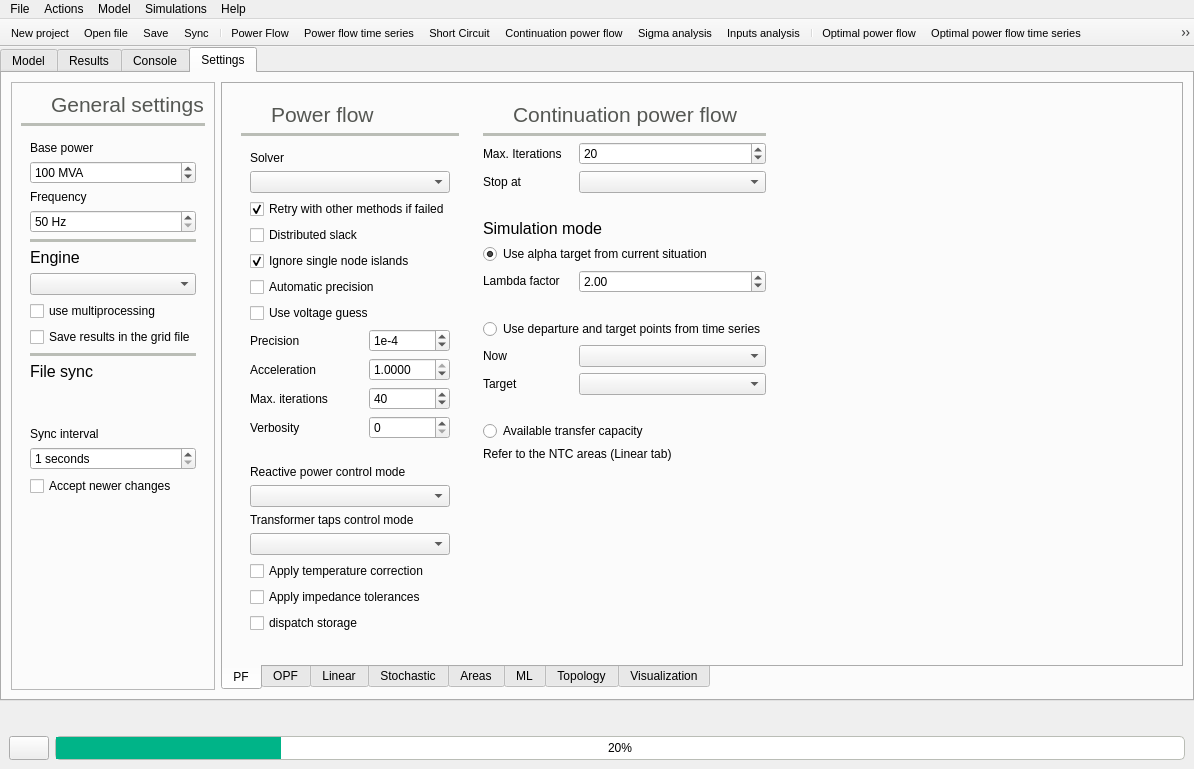
This is src/GridCal/Gui/Main/MainWindow.ui in SanPen/GridCal as Qt 5 draws it before an edit. The edited form follows.
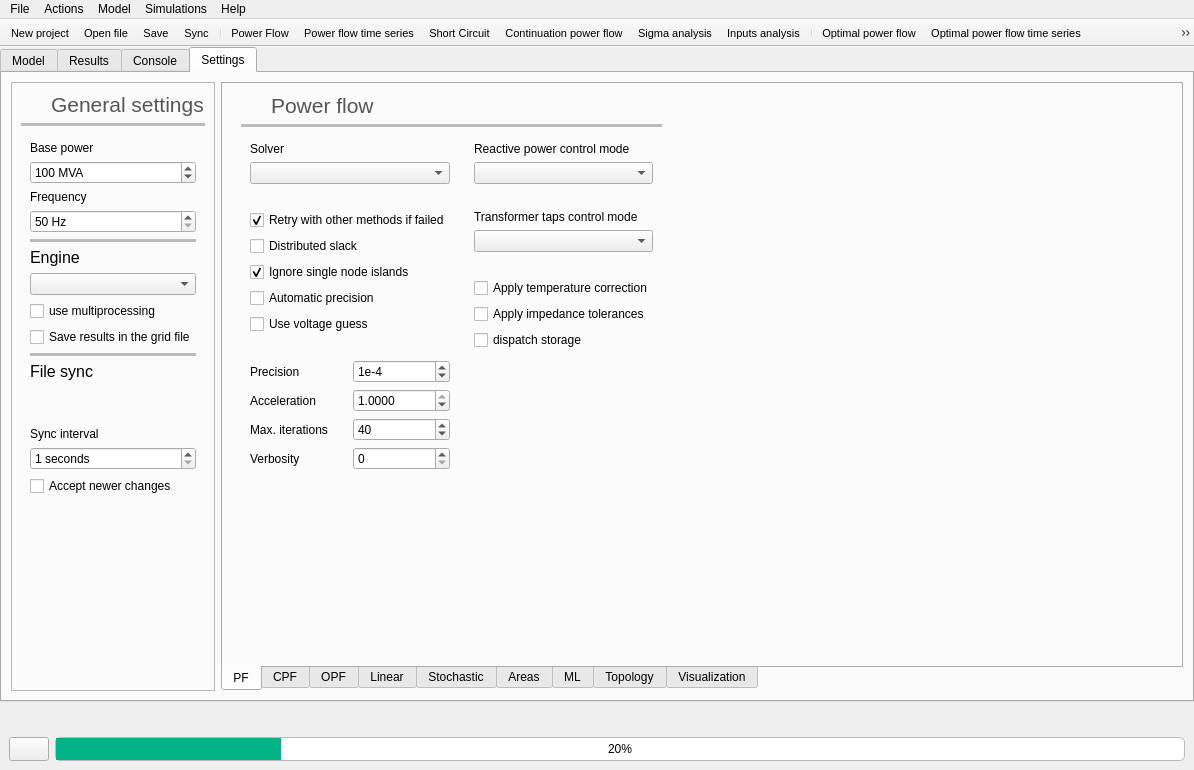
This is the edited form. The open tabs and pages were chosen to show the change. Icons and pictures are not drawn.

Commit message: Created CPF settings tab making more clearly arranged the PF tab

The edit to the form file:
```diff
--- a/src/GridCal/Gui/Main/MainWindow.ui
+++ b/src/GridCal/Gui/Main/MainWindow.ui
@@ -7,7 +7,7 @@
     <x>0</x>
     <y>0</y>
     <width>1194</width>
-    <height>763</height>
+    <height>770</height>
    </rect>
   </property>
   <property name="baseSize">
@@ -2220,21 +2220,8 @@
            <attribute name="toolTip">
             <string>Power flow settings</string>
            </attribute>
-           <layout class="QGridLayout" name="gridLayout_9">
-            <item row="0" column="3">
-             <spacer name="horizontalSpacer_5">
-              <property name="orientation">
-               <enum>Qt::Horizontal</enum>
-              </property>
-              <property name="sizeHint" stdset="0">
-               <size>
-                <width>40</width>
-                <height>20</height>
-               </size>
-              </property>
-             </spacer>
-            </item>
-            <item row="0" column="0">
+           <layout class="QHBoxLayout" name="horizontalLayout_23">
+            <item>
              <widget class="QFrame" name="frame_13">
               <property name="frameShape">
                <enum>QFrame::NoFrame</enum>
@@ -2242,159 +2229,11 @@
               <property name="frameShadow">
                <enum>QFrame::Raised</enum>
               </property>
-              <layout class="QVBoxLayout" name="verticalLayout_4">
-               <item>
-                <widget class="QFrame" name="frame_20">
-                 <property name="frameShape">
-                  <enum>QFrame::NoFrame</enum>
-                 </property>
-                 <property name="frameShadow">
-                  <enum>QFrame::Raised</enum>
-                 </property>
-                 <layout class="QHBoxLayout" name="horizontalLayout_9">
-                  <property name="leftMargin">
-                   <number>0</number>
-                  </property>
-                  <property name="topMargin">
-                   <number>0</number>
-                  </property>
-                  <property name="rightMargin">
-                   <number>0</number>
-                  </property>
-                  <property name="bottomMargin">
-                   <number>0</number>
-                  </property>
-                  <item>
-                   <widget class="QLabel" name="label_63">
-                    <property name="minimumSize">
-                     <size>
-                      <width>24</width>
-                      <height>24</height>
-                     </size>
-                    </property>
-                    <property name="maximumSize">
-                     <size>
-                      <width>24</width>
-                      <height>24</height>
-                     </size>
-                    </property>
-                    <property name="text">
-                     <string/>
-                    </property>
-                    <property name="pixmap">
-                     <pixmap resource="icons.qrc">:/Icons/icons/pf.svg</pixmap>
-                    </property>
-                    <property name="scaledContents">
-                     <bool>true</bool>
-                    </property>
-                   </widget>
-                  </item>
-                  <item>
-                   <widget class="QLabel" name="label_17">
-                    <property name="palette">
-                     <palette>
-                      <active>
-                       <colorrole role="WindowText">
-                        <brush brushstyle="SolidPattern">
-                         <color alpha="255">
-                          <red>85</red>
-                          <green>87</green>
-                          <blue>83</blue>
-                         </color>
-                        </brush>
-                       </colorrole>
-                      </active>
-                      <inactive>
-                       <colorrole role="WindowText">
-                        <brush brushstyle="SolidPattern">
-                         <color alpha="255">
-                          <red>85</red>
-                          <green>87</green>
-                          <blue>83</blue>
-                         </color>
-                        </brush>
-                       </colorrole>
-                      </inactive>
-                      <disabled>
-                       <colorrole role="WindowText">
-                        <brush brushstyle="SolidPattern">
-                         <color alpha="255">
-                          <red>190</red>
-                          <green>190</green>
-                          <blue>190</blue>
-                         </color>
-                        </brush>
-                       </colorrole>
-                      </disabled>
-                     </palette>
-                    </property>
-                    <property name="font">
-                     <font>
-                      <pointsize>16</pointsize>
-                     </font>
-                    </property>
-                    <property name="text">
-                     <string>Power flow</string>
-                    </property>
-                    <property name="alignment">
-                     <set>Qt::AlignBottom|Qt::AlignLeading|Qt::AlignLeft</set>
-                    </property>
-                   </widget>
-                  </item>
-                 </layout>
-                </widget>
-               </item>
-               <item>
-                <widget class="Line" name="line_14">
-                 <property name="palette">
-                  <palette>
-                   <active>
-                    <colorrole role="WindowText">
-                     <brush brushstyle="SolidPattern">
-                      <color alpha="255">
-                       <red>186</red>
-                       <green>189</green>
-                       <blue>182</blue>
-                      </color>
-                     </brush>
-                    </colorrole>
-                   </active>
-                   <inactive>
-                    <colorrole role="WindowText">
-                     <brush brushstyle="SolidPattern">
-                      <color alpha="255">
-                       <red>186</red>
-                       <green>189</green>
-                       <blue>182</blue>
-                      </color>
-                     </brush>
-                    </colorrole>
-                   </inactive>
-                   <disabled>
-                    <colorrole role="WindowText">
-                     <brush brushstyle="SolidPattern">
-                      <color alpha="255">
-                       <red>190</red>
-                       <green>190</green>
-                       <blue>190</blue>
-                      </color>
-                     </brush>
-                    </colorrole>
-                   </disabled>
-                  </palette>
-                 </property>
-                 <property name="frameShadow">
-                  <enum>QFrame::Plain</enum>
-                 </property>
-                 <property name="lineWidth">
-                  <number>4</number>
-                 </property>
-                 <property name="orientation">
-                  <enum>Qt::Horizontal</enum>
-                 </property>
-                </widget>
-               </item>
-               <item>
+              <layout class="QGridLayout" name="gridLayout_9">
+               <property name="topMargin">
+                <number>0</number>
+               </property>
+               <item row="2" column="0">
                 <widget class="QFrame" name="frame_19">
                  <property name="frameShape">
                   <enum>QFrame::NoFrame</enum>
@@ -2403,7 +2242,7 @@
                   <enum>QFrame::Raised</enum>
                  </property>
                  <layout class="QGridLayout" name="gridLayout_22">
-                  <item row="9" column="1">
+                  <item row="11" column="1">
                    <widget class="QSpinBox" name="max_iterations_spinBox">
                     <property name="toolTip">
                      <string>&lt;html&gt;&lt;head/&gt;&lt;body&gt;&lt;p&gt;Maximum numberof iterations to use.&lt;/p&gt;&lt;p&gt;&lt;br/&gt;&lt;/p&gt;&lt;p&gt;Tipical values: &lt;/p&gt;&lt;p&gt;Newton Raphson: 5&lt;/p&gt;&lt;p&gt;Levenberg-Marquards: 20&lt;/p&gt;&lt;p&gt;Fast decoupled: 10&lt;/p&gt;&lt;p&gt;Others: 20&lt;/p&gt;&lt;/body&gt;&lt;/html&gt;</string>
@@ -2419,65 +2258,54 @@
                     </property>
                    </widget>
                   </item>
-                  <item row="16" column="0" colspan="2">
-                   <widget class="QCheckBox" name="temperature_correction_checkBox">
+                  <item row="3" column="0" colspan="2">
+                   <widget class="QCheckBox" name="helm_retry_checkBox">
                     <property name="toolTip">
                      <string>Correct the branches resistance using the temperature</string>
                     </property>
                     <property name="text">
-                     <string>Apply temperature correction</string>
+                     <string>Retry with other methods if failed</string>
+                    </property>
+                    <property name="checked">
+                     <bool>true</bool>
+                    </property>
+                   </widget>
+                  </item>
+                  <item row="9" column="0">
+                   <widget class="QLabel" name="label_5">
+                    <property name="text">
+                     <string>Precision</string>
                     </property>
                    </widget>
                   </item>
                   <item row="5" column="0" colspan="2">
-                   <widget class="QCheckBox" name="auto_precision_checkBox">
+                   <widget class="QCheckBox" name="ignore_single_node_islands_checkBox">
                     <property name="toolTip">
                      <string>If active, GridCal finds a precission that suits the magnitude of the power injections so that the power flow is meaningful</string>
                     </property>
                     <property name="text">
-                     <string>Automatic precision</string>
+                     <string>Ignore single node islands</string>
                     </property>
-                   </widget>
-                  </item>
-                  <item row="14" column="0" colspan="2">
-                   <widget class="QLabel" name="label_50">
-                    <property name="text">
-                     <string>Transformer taps control mode</string>
+                    <property name="checked">
+                     <bool>true</bool>
                     </property>
                    </widget>
                   </item>
-                  <item row="17" column="0" colspan="2">
-                   <widget class="QCheckBox" name="apply_impedance_tolerances_checkBox">
-                    <property name="text">
-                     <string>Apply impedance tolerances</string>
-                    </property>
-                   </widget>
-                  </item>
-                  <item row="9" column="0">
-                   <widget class="QLabel" name="label_6">
-                    <property name="text">
-                     <string>Max. iterations</string>
-                    </property>
-                   </widget>
-                  </item>
-                  <item row="0" column="0">
-                   <widget class="QLabel" name="label_2">
-                    <property name="text">
-                     <string>Solver</string>
-                    </property>
-                   </widget>
-                  </item>
-                  <item row="11" column="0" colspan="2">
-                   <widget class="QLabel" name="label_22">
+                  <item row="2" column="0" colspan="2">
+                   <widget class="QLabel" name="label_86">
                     <property name="text">
                      <string/>
                     </property>
                    </widget>
                   </item>
-                  <item row="1" column="0" colspan="2">
-                   <widget class="QComboBox" name="solver_comboBox"/>
+                  <item row="10" column="0">
+                   <widget class="QLabel" name="label_11">
+                    <property name="text">
+                     <string>Acceleration</string>
+                    </property>
+                   </widget>
                   </item>
-                  <item row="7" column="1">
+                  <item row="9" column="1">
                    <widget class="QSpinBox" name="tolerance_spinBox">
                     <property name="toolTip">
                      <string>&lt;html&gt;&lt;head/&gt;&lt;body&gt;&lt;p&gt;Exponent of the precission to use.&lt;/p&gt;&lt;p&gt;precision = 1x10^-factor&lt;/p&gt;&lt;p&gt;i.e.&lt;/p&gt;&lt;p&gt;factor=3&lt;/p&gt;&lt;p&gt;precision = 1e-3&lt;/p&gt;&lt;/body&gt;&lt;/html&gt;</string>
@@ -2496,60 +2324,24 @@
                     </property>
                    </widget>
                   </item>
-                  <item row="18" column="0">
-                   <widget class="QCheckBox" name="dispatch_storage_checkBox">
+                  <item row="12" column="1">
+                   <widget class="QSpinBox" name="verbositySpinBox">
                     <property name="toolTip">
                      <string>&lt;html&gt;&lt;head/&gt;&lt;body&gt;&lt;p&gt;When enabled, the storage devices beheave as actual storage devices taking into account their energy limitations when delivering power.&lt;/p&gt;&lt;p&gt;When disabled, the storage devices beheave exactly as controlled generators&lt;/p&gt;&lt;/body&gt;&lt;/html&gt;</string>
                     </property>
-                    <property name="text">
-                     <string>dispatch storage</string>
+                    <property name="maximum">
+                     <number>3</number>
                     </property>
                    </widget>
                   </item>
-                  <item row="8" column="0">
-                   <widget class="QLabel" name="label_11">
+                  <item row="7" column="0" colspan="2">
+                   <widget class="QCheckBox" name="use_voltage_guess_checkBox">
                     <property name="text">
-                     <string>Acceleration</string>
+                     <string>Use voltage guess</string>
                     </property>
                    </widget>
                   </item>
-                  <item row="4" column="0" colspan="2">
-                   <widget class="QCheckBox" name="ignore_single_node_islands_checkBox">
-                    <property name="toolTip">
-                     <string>If active, the islands of a single node are ignored.</string>
-                    </property>
-                    <property name="text">
-                     <string>Ignore single node islands</string>
-                    </property>
-                    <property name="checked">
-                     <bool>true</bool>
-                    </property>
-                   </widget>
-                  </item>
-                  <item row="13" column="0" colspan="2">
-                   <widget class="QComboBox" name="reactive_power_control_mode_comboBox"/>
-                  </item>
-                  <item row="7" column="0">
-                   <widget class="QLabel" name="label_5">
-                    <property name="text">
-                     <string>Precision</string>
-                    </property>
-                   </widget>
-                  </item>
-                  <item row="15" column="0" colspan="2">
-                   <widget class="QComboBox" name="taps_control_mode_comboBox"/>
-                  </item>
-                  <item row="3" column="0" colspan="2">
-                   <widget class="QCheckBox" name="distributed_slack_checkBox">
-                    <property name="toolTip">
-                     <string>&lt;html&gt;&lt;head/&gt;&lt;body&gt;&lt;p&gt;If active, the slack power is distributed among the generators according to their installed power &amp;quot;Snom&amp;quot;&lt;/p&gt;&lt;/body&gt;&lt;/html&gt;</string>
-                    </property>
-                    <property name="text">
-                     <string>Distributed slack</string>
-                    </property>
-                   </widget>
-                  </item>
-                  <item row="8" column="1">
+                  <item row="10" column="1">
                    <widget class="QDoubleSpinBox" name="muSpinBox">
                     <property name="toolTip">
                      <string>Factor by which multiply each jacobian result. In practice this is used to slow down troublesome solutions.</string>
@@ -2571,70 +2363,345 @@
                     </property>
                    </widget>
                   </item>
+                  <item row="11" column="0">
+                   <widget class="QLabel" name="label_6">
+                    <property name="text">
+                     <string>Max. iterations</string>
+                    </property>
+                   </widget>
+                  </item>
+                  <item row="1" column="0" colspan="2">
+                   <widget class="QComboBox" name="solver_comboBox"/>
+                  </item>
+                  <item row="13" column="0" colspan="2">
+                   <widget class="QLabel" name="label_22">
+                    <property name="text">
+                     <string/>
+                    </property>
+                   </widget>
+                  </item>
+                  <item row="4" column="0" colspan="2">
+                   <widget class="QCheckBox" name="distributed_slack_checkBox">
+                    <property name="toolTip">
+                     <string>&lt;html&gt;&lt;head/&gt;&lt;body&gt;&lt;p&gt;If active, the slack power is distributed among the generators according to their installed power &amp;quot;Snom&amp;quot;&lt;/p&gt;&lt;/body&gt;&lt;/html&gt;</string>
+                    </property>
+                    <property name="text">
+                     <string>Distributed slack</string>
+                    </property>
+                   </widget>
+                  </item>
+                  <item row="0" column="0">
+                   <widget class="QLabel" name="label_2">
+                    <property name="text">
+                     <string>Solver</string>
+                    </property>
+                   </widget>
+                  </item>
+                  <item row="14" column="0">
+                   <spacer name="verticalSpacer_10">
+                    <property name="orientation">
+                     <enum>Qt::Vertical</enum>
+                    </property>
+                    <property name="sizeHint" stdset="0">
+                     <size>
+                      <width>20</width>
+                      <height>40</height>
+                     </size>
+                    </property>
+                   </spacer>
+                  </item>
                   <item row="6" column="0" colspan="2">
-                   <widget class="QCheckBox" name="use_voltage_guess_checkBox">
-                    <property name="text">
-                     <string>Use voltage guess</string>
-                    </property>
-                   </widget>
-                  </item>
-                  <item row="12" column="0" colspan="2">
-                   <widget class="QLabel" name="label_48">
-                    <property name="text">
-                     <string>Reactive power control mode</string>
-                    </property>
-                   </widget>
-                  </item>
-                  <item row="2" column="0" colspan="2">
-                   <widget class="QCheckBox" name="helm_retry_checkBox">
+                   <widget class="QCheckBox" name="auto_precision_checkBox">
                     <property name="toolTip">
                      <string>&lt;html&gt;&lt;head/&gt;&lt;body&gt;&lt;p&gt;If the selected method does not converge, try a list of methods that may help&lt;/p&gt;&lt;/body&gt;&lt;/html&gt;</string>
                     </property>
                     <property name="text">
-                     <string>Retry with other methods if failed</string>
-                    </property>
-                    <property name="checked">
-                     <bool>true</bool>
+                     <string>Automatic precision</string>
                     </property>
                    </widget>
                   </item>
-                  <item row="10" column="0">
+                  <item row="12" column="0">
                    <widget class="QLabel" name="label_23">
                     <property name="text">
                      <string>Verbosity</string>
                     </property>
                    </widget>
                   </item>
-                  <item row="10" column="1">
-                   <widget class="QSpinBox" name="verbositySpinBox">
+                  <item row="8" column="0" colspan="2">
+                   <widget class="QLabel" name="label_87">
+                    <property name="text">
+                     <string/>
+                    </property>
+                   </widget>
+                  </item>
+                 </layout>
+                </widget>
+               </item>
+               <item row="2" column="1">
+                <widget class="QFrame" name="frame_36">
+                 <property name="frameShape">
+                  <enum>QFrame::NoFrame</enum>
+                 </property>
+                 <property name="frameShadow">
+                  <enum>QFrame::Plain</enum>
+                 </property>
+                 <layout class="QVBoxLayout" name="verticalLayout_4">
+                  <item>
+                   <widget class="QLabel" name="label_48">
+                    <property name="text">
+                     <string>Reactive power control mode</string>
+                    </property>
+                   </widget>
+                  </item>
+                  <item>
+                   <widget class="QComboBox" name="reactive_power_control_mode_comboBox"/>
+                  </item>
+                  <item>
+                   <widget class="QLabel" name="label_64">
+                    <property name="text">
+                     <string/>
+                    </property>
+                   </widget>
+                  </item>
+                  <item>
+                   <widget class="QLabel" name="label_50">
+                    <property name="text">
+                     <string>Transformer taps control mode</string>
+                    </property>
+                   </widget>
+                  </item>
+                  <item>
+                   <widget class="QComboBox" name="taps_control_mode_comboBox"/>
+                  </item>
+                  <item>
+                   <widget class="QLabel" name="label_65">
+                    <property name="text">
+                     <string/>
+                    </property>
+                   </widget>
+                  </item>
+                  <item>
+                   <widget class="QCheckBox" name="temperature_correction_checkBox">
                     <property name="toolTip">
                      <string>Level of console information. 0: None, 1: some information, 2: all the information</string>
                     </property>
-                    <property name="maximum">
-                     <number>3</number>
+                    <property name="text">
+                     <string>Apply temperature correction</string>
                     </property>
                    </widget>
                   </item>
+                  <item>
+                   <widget class="QCheckBox" name="apply_impedance_tolerances_checkBox">
+                    <property name="text">
+                     <string>Apply impedance tolerances</string>
+                    </property>
+                   </widget>
+                  </item>
+                  <item>
+                   <widget class="QCheckBox" name="dispatch_storage_checkBox">
+                    <property name="toolTip">
+                     <string>&lt;html&gt;&lt;head/&gt;&lt;body&gt;&lt;p&gt;When enabled, the storage devices beheave as actual storage devices taking into account their energy limitations when delivering power.&lt;/p&gt;&lt;p&gt;When disabled, the storage devices beheave exactly as controlled generators&lt;/p&gt;&lt;/body&gt;&lt;/html&gt;</string>
+                    </property>
+                    <property name="text">
+                     <string>dispatch storage</string>
+                    </property>
+                   </widget>
+                  </item>
+                  <item>
+                   <spacer name="verticalSpacer_14">
+                    <property name="orientation">
+                     <enum>Qt::Vertical</enum>
+                    </property>
+                    <property name="sizeHint" stdset="0">
+                     <size>
+                      <width>20</width>
+                      <height>40</height>
+                     </size>
+                    </property>
+                   </spacer>
+                  </item>
                  </layout>
                 </widget>
                </item>
-               <item>
-                <spacer name="verticalSpacer_10">
+               <item row="1" column="0" colspan="2">
+                <widget class="Line" name="line_14">
+                 <property name="palette">
+                  <palette>
+                   <active>
+                    <colorrole role="WindowText">
+                     <brush brushstyle="SolidPattern">
+                      <color alpha="255">
+                       <red>186</red>
+                       <green>189</green>
+                       <blue>182</blue>
+                      </color>
+                     </brush>
+                    </colorrole>
+                   </active>
+                   <inactive>
+                    <colorrole role="WindowText">
+                     <brush brushstyle="SolidPattern">
+                      <color alpha="255">
+                       <red>186</red>
+                       <green>189</green>
+                       <blue>182</blue>
+                      </color>
+                     </brush>
+                    </colorrole>
+                   </inactive>
+                   <disabled>
+                    <colorrole role="WindowText">
+                     <brush brushstyle="SolidPattern">
+                      <color alpha="255">
+                       <red>190</red>
+                       <green>190</green>
+                       <blue>190</blue>
+                      </color>
+                     </brush>
+                    </colorrole>
+                   </disabled>
+                  </palette>
+                 </property>
+                 <property name="frameShadow">
+                  <enum>QFrame::Plain</enum>
+                 </property>
+                 <property name="lineWidth">
+                  <number>4</number>
+                 </property>
                  <property name="orientation">
-                  <enum>Qt::Vertical</enum>
+                  <enum>Qt::Horizontal</enum>
                  </property>
-                 <property name="sizeHint" stdset="0">
-                  <size>
-                   <width>20</width>
-                   <height>40</height>
-                  </size>
+                </widget>
+               </item>
+               <item row="0" column="0" colspan="2">
+                <widget class="QFrame" name="frame_20">
+                 <property name="frameShape">
+                  <enum>QFrame::NoFrame</enum>
                  </property>
-                </spacer>
+                 <property name="frameShadow">
+                  <enum>QFrame::Raised</enum>
+                 </property>
+                 <layout class="QHBoxLayout" name="horizontalLayout_9">
+                  <property name="leftMargin">
+                   <number>0</number>
+                  </property>
+                  <property name="topMargin">
+                   <number>0</number>
+                  </property>
+                  <property name="rightMargin">
+                   <number>0</number>
+                  </property>
+                  <property name="bottomMargin">
+                   <number>0</number>
+                  </property>
+                  <item>
+                   <widget class="QLabel" name="label_63">
+                    <property name="minimumSize">
+                     <size>
+                      <width>24</width>
+                      <height>24</height>
+                     </size>
+                    </property>
+                    <property name="maximumSize">
+                     <size>
+                      <width>24</width>
+                      <height>24</height>
+                     </size>
+                    </property>
+                    <property name="text">
+                     <string/>
+                    </property>
+                    <property name="pixmap">
+                     <pixmap resource="icons.qrc">:/Icons/icons/pf.svg</pixmap>
+                    </property>
+                    <property name="scaledContents">
+                     <bool>true</bool>
+                    </property>
+                   </widget>
+                  </item>
+                  <item>
+                   <widget class="QLabel" name="label_17">
+                    <property name="palette">
+                     <palette>
+                      <active>
+                       <colorrole role="WindowText">
+                        <brush brushstyle="SolidPattern">
+                         <color alpha="255">
+                          <red>85</red>
+                          <green>87</green>
+                          <blue>83</blue>
+                         </color>
+                        </brush>
+                       </colorrole>
+                      </active>
+                      <inactive>
+                       <colorrole role="WindowText">
+                        <brush brushstyle="SolidPattern">
+                         <color alpha="255">
+                          <red>85</red>
+                          <green>87</green>
+                          <blue>83</blue>
+                         </color>
+                        </brush>
+                       </colorrole>
+                      </inactive>
+                      <disabled>
+                       <colorrole role="WindowText">
+                        <brush brushstyle="SolidPattern">
+                         <color alpha="255">
+                          <red>190</red>
+                          <green>190</green>
+                          <blue>190</blue>
+                         </color>
+                        </brush>
+                       </colorrole>
+                      </disabled>
+                     </palette>
+                    </property>
+                    <property name="font">
+                     <font>
+                      <pointsize>16</pointsize>
+                     </font>
+                    </property>
+                    <property name="text">
+                     <string>Power flow</string>
+                    </property>
+                    <property name="alignment">
+                     <set>Qt::AlignBottom|Qt::AlignLeading|Qt::AlignLeft</set>
+                    </property>
+                   </widget>
+                  </item>
+                 </layout>
+                </widget>
                </item>
               </layout>
              </widget>
             </item>
-            <item row="0" column="2">
+            <item>
+             <spacer name="horizontalSpacer_5">
+              <property name="orientation">
+               <enum>Qt::Horizontal</enum>
+              </property>
+              <property name="sizeHint" stdset="0">
+               <size>
+                <width>40</width>
+                <height>20</height>
+               </size>
+              </property>
+             </spacer>
+            </item>
+           </layout>
+          </widget>
+          <widget class="QWidget" name="tab_5">
+           <attribute name="icon">
+            <iconset resource="icons.qrc">
+             <normaloff>:/Icons/icons/continuation_power_flow.svg</normaloff>:/Icons/icons/continuation_power_flow.svg</iconset>
+           </attribute>
+           <attribute name="title">
+            <string>CPF</string>
+           </attribute>
+           <layout class="QHBoxLayout" name="horizontalLayout_10">
+            <item>
              <widget class="QFrame" name="frame_21">
               <property name="frameShape">
                <enum>QFrame::NoFrame</enum>
@@ -2643,6 +2710,9 @@
                <enum>QFrame::Raised</enum>
               </property>
               <layout class="QGridLayout" name="gridLayout_2">
+               <property name="topMargin">
+                <number>0</number>
+               </property>
                <item row="2" column="1" colspan="2">
                 <widget class="QSpinBox" name="vs_max_iterations_spinBox">
                  <property name="minimum">
```
Left out of the diff: 62 changed lines with no effect on the pictures. The commit also changes 1 other file.
